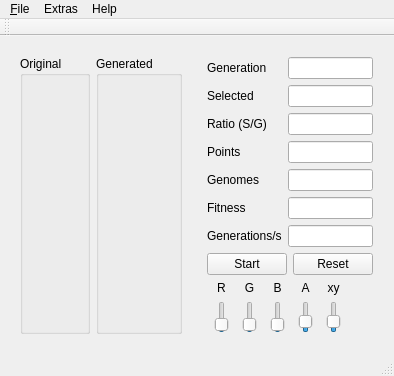
superkartoffel/evo-cubist, file mainwindow.ui: the form before one commit.
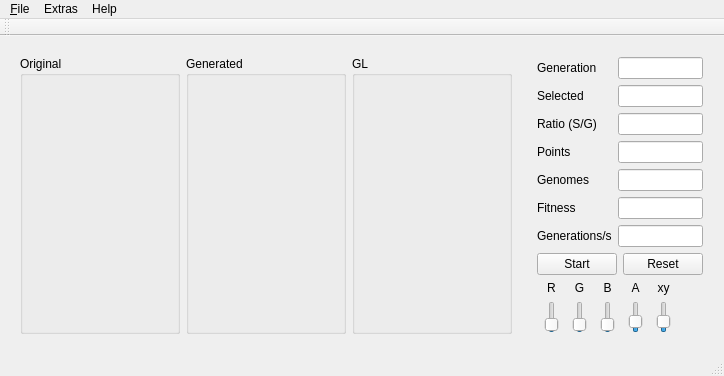
The form after the commit.

Commit message: GLWidget wird als drittes Widget dargestellt.

Diff of the .ui file:
```diff
--- a/mainwindow.ui
+++ b/mainwindow.ui
@@ -6,7 +6,7 @@
    <rect>
     <x>0</x>
     <y>0</y>
-    <width>353</width>
+    <width>425</width>
     <height>367</height>
    </rect>
   </property>
@@ -36,6 +36,12 @@
             <verstretch>0</verstretch>
            </sizepolicy>
           </property>
+          <property name="minimumSize">
+           <size>
+            <width>160</width>
+            <height>160</height>
+           </size>
+          </property>
           <property name="title">
            <string>Original</string>
           </property>
@@ -49,11 +55,36 @@
             <verstretch>0</verstretch>
            </sizepolicy>
           </property>
+          <property name="minimumSize">
+           <size>
+            <width>160</width>
+            <height>160</height>
+           </size>
+          </property>
           <property name="title">
            <string>Generated</string>
           </property>
          </widget>
         </item>
+        <item row="0" column="2">
+         <widget class="QGroupBox" name="glGroupBox">
+          <property name="sizePolicy">
+           <sizepolicy hsizetype="MinimumExpanding" vsizetype="Minimum">
+            <horstretch>0</horstretch>
+            <verstretch>0</verstretch>
+           </sizepolicy>
+          </property>
+          <property name="minimumSize">
+           <size>
+            <width>160</width>
+            <height>160</height>
+           </size>
+          </property>
+          <property name="title">
+           <string>GL</string>
+          </property>
+         </widget>
+        </item>
        </layout>
       </item>
       <item>
@@ -481,7 +512,7 @@
     <rect>
      <x>0</x>
      <y>0</y>
-     <width>353</width>
+     <width>425</width>
      <height>21</height>
     </rect>
    </property>
```
The commit also changes 4 other files.
